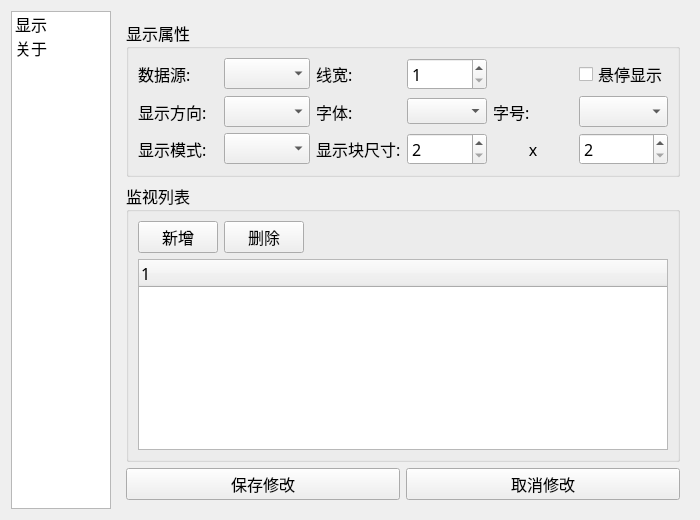
First picture: the form in fin_float/settings_window.ui, repository IceFRain/fin-float, before the edit.
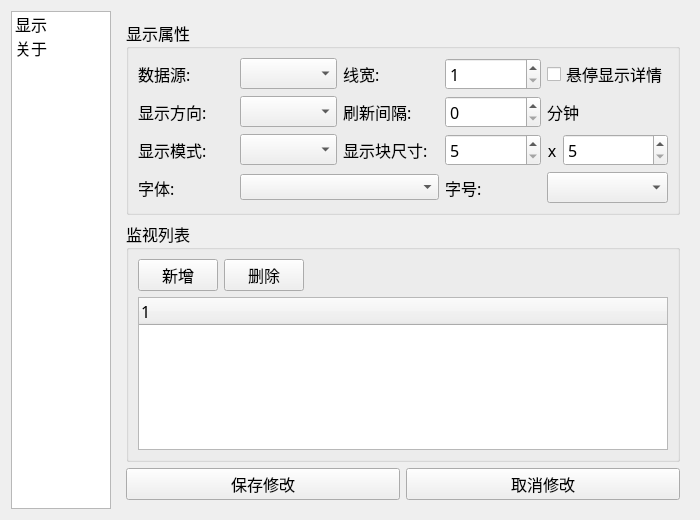
Second picture: the form after the edit.

Commit message: 支持图形显示

What changed in the file:
```diff
--- a/fin_float/settings_window.ui
+++ b/fin_float/settings_window.ui
@@ -67,21 +67,17 @@
          <property name="title">
           <string>显示属性</string>
          </property>
-         <layout class="QGridLayout" name="gridLayout_2">
-          <item row="0" column="0">
-           <widget class="QLabel" name="label_show_api">
-            <property name="text">
-             <string>数据源:</string>
-            </property>
-           </widget>
+         <layout class="QGridLayout" name="gridLayout_2" columnstretch="1,1,1,1,0,1">
+          <item row="1" column="1">
+           <widget class="QComboBox" name="comboBox_show_orientation"/>
           </item>
-          <item row="0" column="1">
-           <widget class="QComboBox" name="comboBox_show_api"/>
+          <item row="2" column="1">
+           <widget class="QComboBox" name="comboBox_show_mode"/>
           </item>
-          <item row="0" column="2">
-           <widget class="QLabel" name="label_show_line_width">
-            <property name="text">
-             <string>线宽:</string>
+          <item row="2" column="3">
+           <widget class="QSpinBox" name="spinBox_show_block_width">
+            <property name="minimum">
+             <number>5</number>
             </property>
            </widget>
           </item>
@@ -92,16 +88,6 @@
             </property>
            </widget>
           </item>
-          <item row="1" column="1">
-           <widget class="QComboBox" name="comboBox_show_orientation"/>
-          </item>
-          <item row="1" column="2">
-           <widget class="QLabel" name="label_show_font_family">
-            <property name="text">
-             <string>字体:</string>
-            </property>
-           </widget>
-          </item>
           <item row="2" column="0">
            <widget class="QLabel" name="label_show_mode">
             <property name="text">
@@ -109,16 +95,6 @@
             </property>
            </widget>
           </item>
-          <item row="2" column="1">
-           <widget class="QComboBox" name="comboBox_show_mode"/>
-          </item>
-          <item row="2" column="2">
-           <widget class="QLabel" name="label_show_block_size">
-            <property name="text">
-             <string>显示块尺寸:</string>
-            </property>
-           </widget>
-          </item>
           <item row="2" column="4">
            <widget class="QLabel" name="label_show_block_size_x">
             <property name="text">
@@ -129,29 +105,34 @@
             </property>
            </widget>
           </item>
-          <item row="1" column="5">
-           <widget class="QComboBox" name="comboBox_font_point_size"/>
+          <item row="0" column="0">
+           <widget class="QLabel" name="label_show_api">
+            <property name="text">
+             <string>数据源:</string>
+            </property>
+           </widget>
           </item>
-          <item row="1" column="4">
-           <widget class="QLabel" name="label">
+          <item row="0" column="2">
+           <widget class="QLabel" name="label_show_line_width">
             <property name="text">
-             <string>字号:</string>
+             <string>线宽:</string>
             </property>
            </widget>
           </item>
-          <item row="0" column="5">
-           <widget class="QCheckBox" name="checkBox_show_on_hover">
+          <item row="2" column="2">
+           <widget class="QLabel" name="label_show_block_size">
             <property name="text">
-             <string>悬停显示</string>
+             <string>显示块尺寸:</string>
             </property>
            </widget>
           </item>
-          <item row="1" column="3">
-           <widget class="QComboBox" name="comboBox_font_family">
-            <property name="font">
-             <font>
-              <pointsize>10</pointsize>
-             </font>
+          <item row="0" column="1">
+           <widget class="QComboBox" name="comboBox_show_api"/>
+          </item>
+          <item row="2" column="5">
+           <widget class="QSpinBox" name="spinBox_show_block_height">
+            <property name="minimum">
+             <number>5</number>
             </property>
            </widget>
           </item>
@@ -162,20 +143,60 @@
             </property>
            </widget>
           </item>
-          <item row="2" column="3">
-           <widget class="QSpinBox" name="spinBox_show_block_width">
-            <property name="minimum">
-             <number>2</number>
+          <item row="3" column="0">
+           <widget class="QLabel" name="label_show_font_family">
+            <property name="text">
+             <string>字体:</string>
             </property>
            </widget>
           </item>
-          <item row="2" column="5">
-           <widget class="QSpinBox" name="spinBox_show_block_height">
+          <item row="3" column="1" colspan="2">
+           <widget class="QComboBox" name="comboBox_font_family">
+            <property name="font">
+             <font>
+              <pointsize>10</pointsize>
+             </font>
+            </property>
+           </widget>
+          </item>
+          <item row="3" column="3">
+           <widget class="QLabel" name="label">
+            <property name="text">
+             <string>字号:</string>
+            </property>
+           </widget>
+          </item>
+          <item row="1" column="2">
+           <widget class="QLabel" name="label_update_interval">
+            <property name="text">
+             <string>刷新间隔:</string>
+            </property>
+           </widget>
+          </item>
+          <item row="1" column="3">
+           <widget class="QSpinBox" name="spinBox_update_interval">
             <property name="minimum">
-             <number>2</number>
+             <number>0</number>
             </property>
            </widget>
           </item>
+          <item row="0" column="4" colspan="2">
+           <widget class="QCheckBox" name="checkBox_show_on_hover">
+            <property name="text">
+             <string>悬停显示详情</string>
+            </property>
+           </widget>
+          </item>
+          <item row="1" column="4" colspan="2">
+           <widget class="QLabel" name="label_update_interval_min">
+            <property name="text">
+             <string>分钟</string>
+            </property>
+           </widget>
+          </item>
+          <item row="3" column="4" colspan="2">
+           <widget class="QComboBox" name="comboBox_font_point_size"/>
+          </item>
          </layout>
         </widget>
        </item>
@@ -224,6 +245,11 @@
               <pointsize>12</pointsize>
              </font>
             </property>
+            <column>
+             <property name="text">
+              <string notr="true">1</string>
+             </property>
+            </column>
            </widget>
           </item>
          </layout>
```
The commit also changes 16 other files.
